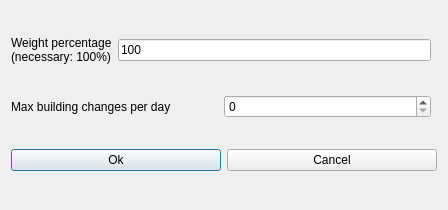
First picture: the form in fet/src/interface/modifyconstraintstudentsmaxbuildingchangesperdayform_template.ui, repository vonmecheln/fet, before the edit.
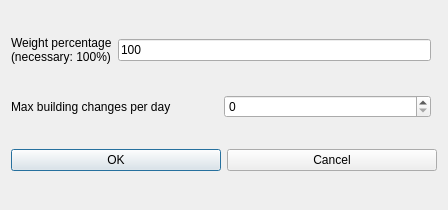
Second picture: the form after the edit.

Diff of the .ui file:
```diff
--- a/fet/src/interface/modifyconstraintstudentsmaxbuildingchangesperdayform_template.ui
+++ b/fet/src/interface/modifyconstraintstudentsmaxbuildingchangesperdayform_template.ui
@@ -47,7 +47,7 @@
      <item>
       <widget class="QPushButton" name="okPushButton">
        <property name="text">
-        <string>Ok</string>
+        <string>OK</string>
        </property>
       </widget>
      </item>
```
